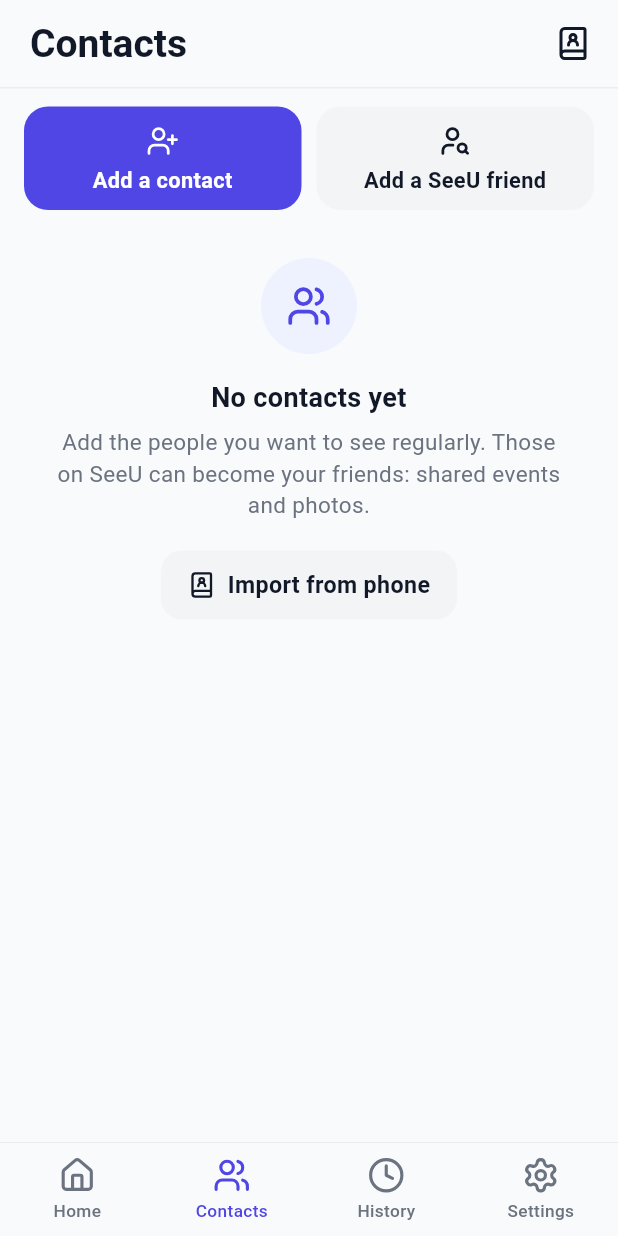
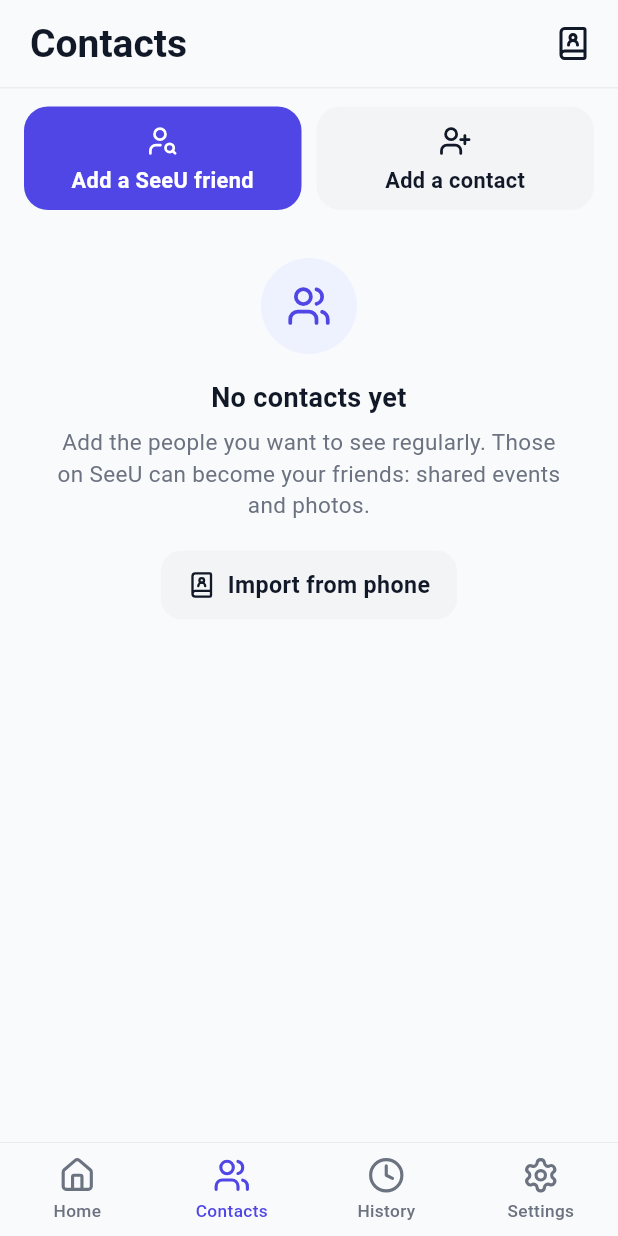
Before and after one commit to Cocsleboss/seeyourb, a Flutter app: the ContactsScreen screen opened by its route, on a phone screen of 412 x 824 dp. Run offline on Flutter 3.47's test engine with Material 3 defaults, Android fonts, the phone set to English and light mode, and no system bars; our stand-ins replace cached_network_image, connectivity_plus, firebase_core, firebase_messaging, flutter_contacts, flutter_image_compress and 11 more; missing offline and left inert: add_2_calendar, app_settings, quick_actions; accounts and stored records are empty; network calls fail.

Commit message:
Contacts: SeeU friend button first and highlighted

```diff
--- a/lib/features/contacts/contacts_screen.dart
+++ b/lib/features/contacts/contacts_screen.dart
@@ -161,9 +161,9 @@ class _ContactsScreenState extends ConsumerState<ContactsScreen> {
             // Side by side; icon above the label so the full wording fits.
             child: IntrinsicHeight(
               child: Row(crossAxisAlignment: CrossAxisAlignment.stretch, children: [
-                Expanded(child: _AddButton(icon: LucideIcons.userPlus, label: tr.addContact, primary: true, onTap: () => context.push('/contacts/new'))),
+                Expanded(child: _AddButton(icon: LucideIcons.userSearch, label: tr.addSeeuFriend, primary: true, onTap: () => showAddFriendSheet(context))),
                 const SizedBox(width: 10),
-                Expanded(child: _AddButton(icon: LucideIcons.userSearch, label: tr.addSeeuFriend, onTap: () => showAddFriendSheet(context))),
+                Expanded(child: _AddButton(icon: LucideIcons.userPlus, label: tr.addContact, onTap: () => context.push('/contacts/new'))),
               ]),
             ),
           ),
```
